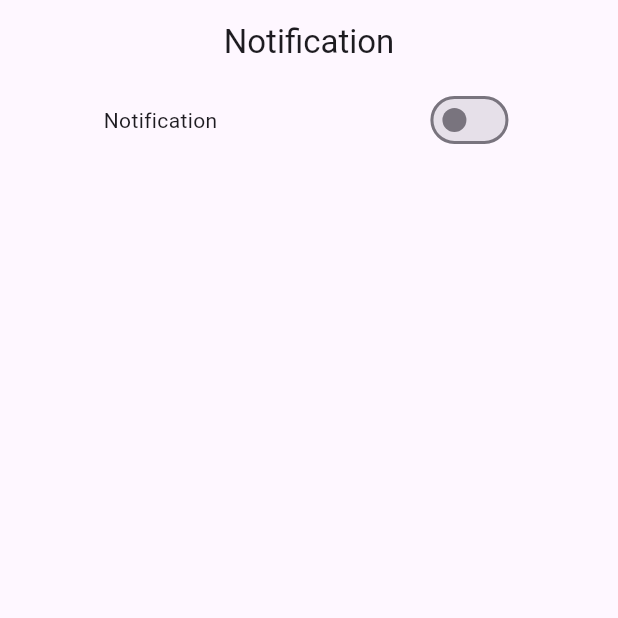
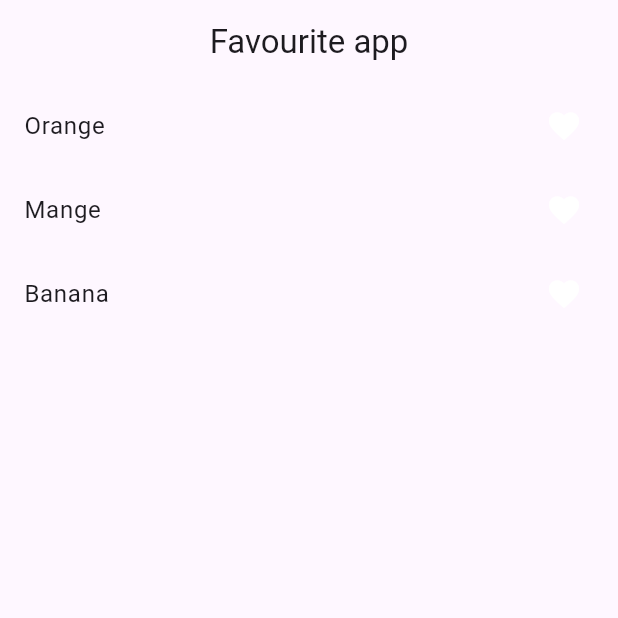
Before and after one commit to huzaifa-huzzi/Getx-Tutorials, a Flutter app: the screen it shows after launch, on a phone screen of 412 x 824 dp, the top half of it. Run offline on Flutter 3.47's test engine with Material 3 defaults, Android fonts, the phone set to English and light mode, and no system bars; our stand-ins replace get.

```diff
--- /dev/null
+++ b/lib/Controller/Favourie Controller.dart
@@ -0,0 +1,18 @@
+import 'package:get/get.dart';
+
+class FavouriteController extends GetxController {
+
+  RxList <String> fruitList = ['Orange','Mange','Banana',].obs;
+  RxList  tempFruit = [].obs;
+
+
+  addToFavourite(String value){
+    tempFruit.add(value);
+  }
+
+  removeToFavourite(String value){
+    tempFruit.remove(value);
+  }
+
+
+}
--- /dev/null
+++ b/lib/Favourite.dart
@@ -0,0 +1,44 @@
+import 'package:flutter/material.dart';
+import 'package:get/get.dart';
+import 'package:getx_dart/Controller/Favourie%20Controller.dart';
+
+
+class Favourite extends StatefulWidget {
+  const Favourite({super.key});
+
+  @override
+  State<Favourite> createState() => _FavouriteState();
+}
+
+class _FavouriteState extends State<Favourite> {
+
+  final controller = Get.put(FavouriteController());
+
+  @override
+  Widget build(BuildContext context) {
+    return Scaffold(
+      appBar: AppBar(
+        title:const  Text('Favourite app'),
+        centerTitle: true,
+      ),
+      body:ListView.builder(
+          itemCount: controller.fruitList.length,
+          itemBuilder: (context,index){
+        return ListTile(
+          onTap: (){
+            if(controller.tempFruit.contains(controller.fruitList[index].toString())){
+              controller.removeToFavourite(controller.fruitList[index].toString());
+            }else{
+              controller.addToFavourite(controller.fruitList[index].toString());
+            }
+
+          },
+          title: Text(controller.fruitList[index].toString()),
+          trailing: Obx(() =>  Icon(Icons.favorite,color:controller.tempFruit.contains(controller.fruitList[index].toString()) ? Colors.red :Colors.white  ,),)
+
+
+        );
+      }) ,
+    );
+  }
+}
--- a/lib/main.dart
+++ b/lib/main.dart
@@ -1,9 +1,9 @@
 import 'package:flutter/material.dart';
 import 'package:get/get.dart';
 import 'package:get/get_navigation/get_navigation.dart';
+import 'package:getx_dart/Favourite.dart';
 import 'package:getx_dart/HomeScreen.dart';
 import 'package:getx_dart/Languages.dart';
-import 'package:getx_dart/Notification_example.dart';
 import 'package:getx_dart/Screen_one.dart';
 
 void main() {
@@ -21,7 +21,7 @@ class MyApp extends StatelessWidget {
       translations: Languages(),
       fallbackLocale:const  Locale('en_US'),
       locale:const  Locale('en_US'),
-      home:const NotificationExample() ,
+      home:const Favourite() ,
       getPages: [
         GetPage(name: '/', page: () =>const  HomeScreen()),
         GetPage(name: '/ScreenOne', page: () =>  ScreenOne())
```
